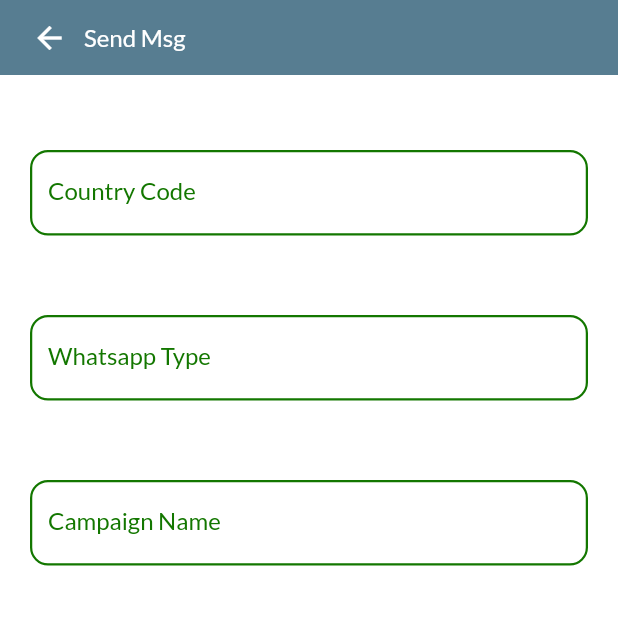
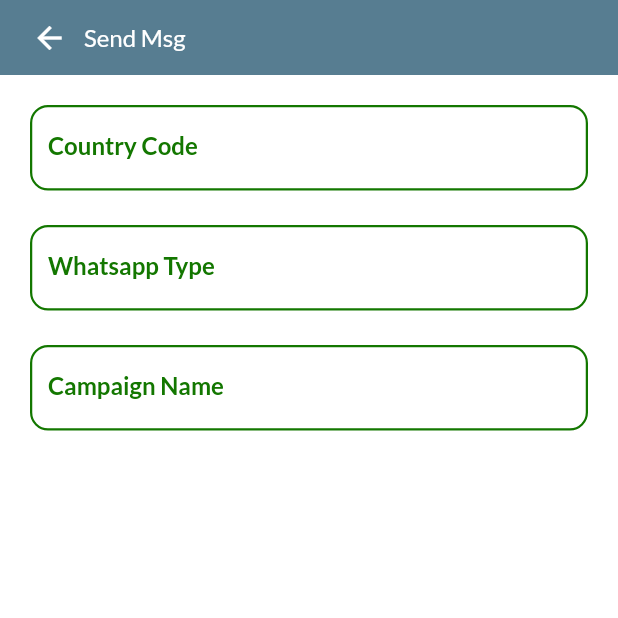
Before and after one commit to SIMRAHUSAIN/bizzbot, a Flutter app: the SendMsgMainScreen screen opened directly, on a phone screen of 412 x 824 dp, the top half of it. Run offline on Flutter 3.47's test engine with Material 2 defaults, Android fonts, the phone set to English and light mode, and no system bars; our stand-ins replace camera, equatable, file_picker, fl_chart, flutter_bloc, open_file and 3 more; missing offline and left inert: audio_waveforms, flutter_downloader, flutter_img, platform_device_id; accounts and stored records are empty; statements that could not run were skipped.

Commit message:
send msg ui

```diff
--- a/lib/features/send_msg/send_msg_main.dart
+++ b/lib/features/send_msg/send_msg_main.dart
@@ -53,13 +53,23 @@ class _SendMsgMainScreenState extends State<SendMsgMainScreen> {
     );
   }
 
+  _getMobNumRow() {
+    return Row(
+      children: [
+        Text(
+          Strings.mobNum,
+          style: TextStyles.s12_w500_c939292_lato,
+        ),
+      ],
+    );
+  }
+
   _getCountryCodeTxtFld() {
     return Container(
       width: MediaQuery.of(context).size.width,
       height: 70,
-      margin: const EdgeInsets.only(top: 40),
+      margin: const EdgeInsets.only(top: 10),
       child: TextFormField(
-        // autofillHints: const [AutofillHints.username],
         textAlign: TextAlign.start,
         onSaved: (String? val) {
           _cntrycodeController.text = val!;
@@ -71,7 +81,7 @@ class _SendMsgMainScreenState extends State<SendMsgMainScreen> {
           hintText: Strings.compCd,
           hintStyle: TextStyles.s14_w400_c939292,
           label: const Text(Strings.countryCode),
-          labelStyle: TextStyles.s16_w500_c137700,
+          labelStyle: TextStyles.s16_w700_c137700,
           filled: true,
           fillColor: cFFFFFF,
           counterText: '',
@@ -101,9 +111,8 @@ class _SendMsgMainScreenState extends State<SendMsgMainScreen> {
     return Container(
       width: MediaQuery.of(context).size.width,
       height: 70,
-      margin: const EdgeInsets.only(top: 40),
+      margin: const EdgeInsets.only(top: 10),
       child: TextFormField(
-        // autofillHints: const [AutofillHints.username],
         textAlign: TextAlign.start,
         onSaved: (String? val) {
           _whtsAppTypController.text = val!;
@@ -115,7 +124,7 @@ class _SendMsgMainScreenState extends State<SendMsgMainScreen> {
           hintText: Strings.compCd,
           hintStyle: TextStyles.s14_w400_c939292,
           label: const Text(Strings.whatsappType),
-          labelStyle: TextStyles.s16_w500_c137700,
+          labelStyle: TextStyles.s16_w700_c137700,
           filled: true,
           fillColor: cFFFFFF,
           counterText: '',
@@ -145,9 +154,8 @@ class _SendMsgMainScreenState extends State<SendMsgMainScreen> {
     return Container(
       width: MediaQuery.of(context).size.width,
       height: 70,
-      margin: const EdgeInsets.only(top: 40),
+      margin: const EdgeInsets.only(top: 10),
       child: TextFormField(
-        // autofillHints: const [AutofillHints.username],
         textAlign: TextAlign.start,
         onSaved: (String? val) {
           _cmpgnNmController.text = val!;
@@ -157,7 +165,7 @@ class _SendMsgMainScreenState extends State<SendMsgMainScreen> {
         style: TextStyles.s14_w400_cB3AEAE,
         decoration: InputDecoration(
           label: const Text(Strings.campaignNm),
-          labelStyle: TextStyles.s16_w500_c137700,
+          labelStyle: TextStyles.s16_w700_c137700,
           filled: true,
           fillColor: cFFFFFF,
           counterText: '',
--- a/lib/utils/textstyle.dart
+++ b/lib/utils/textstyle.dart
@@ -101,6 +101,13 @@ class TextStyles {
     fontFamily: 'Lato',
   );
 
+  static var s16_w700_c137700 = const TextStyle(
+    fontWeight: FontWeight.w700,
+    fontSize: 16,
+    color: c137700,
+    fontFamily: 'Lato',
+  );
+
   static var s16_w500_c000000 = const TextStyle(
     fontWeight: FontWeight.w500,
     fontSize: 16,
@@ -158,6 +165,13 @@ class TextStyles {
     fontWeight: FontWeight.w500,
     fontSize: 12,
     color: c000000,
+    fontFamily: 'Lato',
+  );
+
+  static var s12_w500_c939292_lato = const TextStyle(
+    fontWeight: FontWeight.w500,
+    fontSize: 12,
+    color: c939292,
     fontFamily: 'Lato',
   );
 
```
